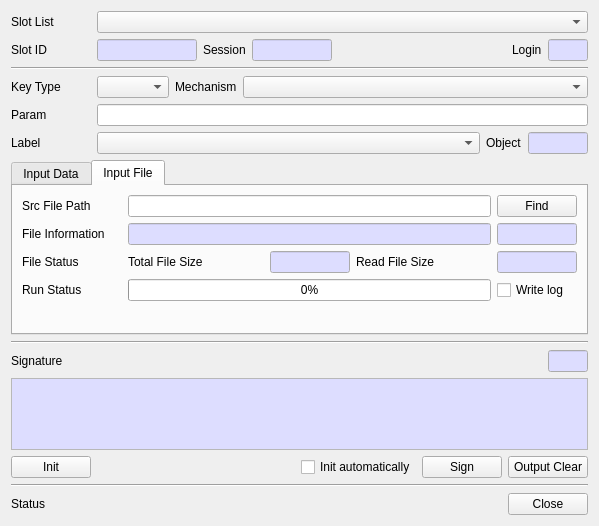
First picture: the form in CryptokiMan/sign_dlg.ui, repository jykim74/CryptokiMan, before the edit.
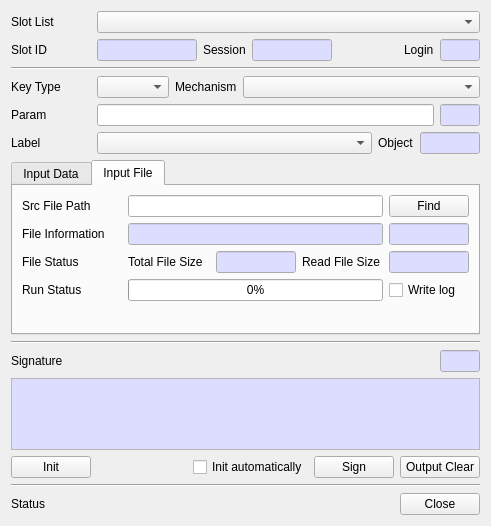
Second picture: the form after the edit.

Patch:
```diff
--- a/CryptokiMan/sign_dlg.ui
+++ b/CryptokiMan/sign_dlg.ui
@@ -6,7 +6,7 @@
    <rect>
     <x>0</x>
     <y>0</y>
-    <width>599</width>
+    <width>491</width>
     <height>526</height>
    </rect>
   </property>
@@ -299,19 +299,6 @@
      <property name="topMargin">
       <number>0</number>
      </property>
-     <item row="0" column="0">
-      <widget class="QLabel" name="label_7">
-       <property name="minimumSize">
-        <size>
-         <width>80</width>
-         <height>0</height>
-        </size>
-       </property>
-       <property name="text">
-        <string>Param</string>
-       </property>
-      </widget>
-     </item>
      <item row="0" column="1">
       <widget class="QLineEdit" name="mParamText">
        <property name="maximumSize">
@@ -322,6 +309,75 @@
        </property>
       </widget>
      </item>
+     <item row="0" column="0">
+      <widget class="QLabel" name="label_7">
+       <property name="minimumSize">
+        <size>
+         <width>80</width>
+         <height>0</height>
+        </size>
+       </property>
+       <property name="text">
+        <string>Param</string>
+       </property>
+      </widget>
+     </item>
+     <item row="0" column="2">
+      <widget class="QLineEdit" name="mParamLenText">
+       <property name="minimumSize">
+        <size>
+         <width>40</width>
+         <height>0</height>
+        </size>
+       </property>
+       <property name="maximumSize">
+        <size>
+         <width>40</width>
+         <height>16777215</height>
+        </size>
+       </property>
+       <property name="palette">
+        <palette>
+         <active>
+          <colorrole role="Base">
+           <brush brushstyle="SolidPattern">
+            <color alpha="255">
+             <red>221</red>
+             <green>221</green>
+             <blue>255</blue>
+            </color>
+           </brush>
+          </colorrole>
+         </active>
+         <inactive>
+          <colorrole role="Base">
+           <brush brushstyle="SolidPattern">
+            <color alpha="255">
+             <red>221</red>
+             <green>221</green>
+             <blue>255</blue>
+            </color>
+           </brush>
+          </colorrole>
+         </inactive>
+         <disabled>
+          <colorrole role="Base">
+           <brush brushstyle="SolidPattern">
+            <color alpha="255">
+             <red>240</red>
+             <green>240</green>
+             <blue>240</blue>
+            </color>
+           </brush>
+          </colorrole>
+         </disabled>
+        </palette>
+       </property>
+       <property name="readOnly">
+        <bool>true</bool>
+       </property>
+      </widget>
+     </item>
     </layout>
    </item>
    <item>
```
